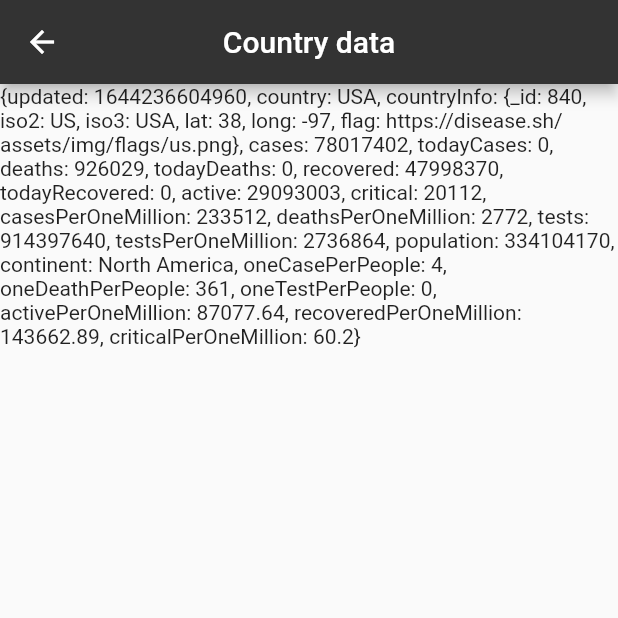
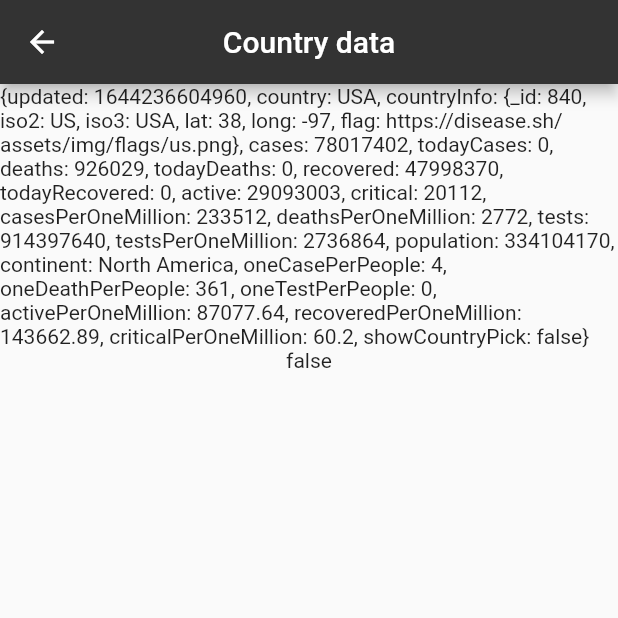
Before and after one commit to rajathirumal/covid19, a Flutter app: the screen it shows after launch, after a tap on "USA", on a phone screen of 412 x 824 dp, the top half of it. Run offline on Flutter 3.47's test engine with Material 2 defaults, Android fonts, the phone set to English and light mode, and no system bars; network calls fail.

Commit message:
when to show country pic fields

```diff
--- a/lib/drawer.dart
+++ b/lib/drawer.dart
@@ -1,3 +1,4 @@
+import 'package:covid19/pages/country.dart';
 import 'package:flutter/material.dart';
 
 class CovidAppDrawer extends StatelessWidget {
@@ -25,6 +26,11 @@ class CovidAppDrawer extends StatelessWidget {
                   // ),
                   //
                   // Callin buildMenuItem() should be above this comment
+                  buildMenuItem(
+                    menutext: "COUNTRY",
+                    menuicon: Icons.stream_outlined,
+                    Onmenuitemclick: () => selectedItem(context, 1),
+                  ),
 
                   const SizedBox(height: 16),
                 ],
@@ -39,6 +45,7 @@ class CovidAppDrawer extends StatelessWidget {
   Widget buildMenuItem({
     required String menutext,
     required IconData menuicon,
+    required VoidCallback? Onmenuitemclick,
   }) {
     const color = Colors.white;
     const menuHoverColor = Colors.white70;
@@ -52,7 +59,20 @@ class CovidAppDrawer extends StatelessWidget {
         menutext,
         style: const TextStyle(color: color),
       ),
+      onTap: Onmenuitemclick,
       hoverColor: menuHoverColor,
     );
   }
+
+  void selectedItem(BuildContext context, int itemIndex) {
+    Map<String, dynamic> ownContext = {"showCountryPick": true};
+    Navigator.of(context).pop();
+    switch (itemIndex) {
+      case 1:
+        Navigator.of(context).push(MaterialPageRoute(
+            builder: (context) => Country(countryData: ownContext)));
+        break;
+      default:
+    }
+  }
 }
--- a/lib/pages/country.dart
+++ b/lib/pages/country.dart
@@ -8,16 +8,25 @@ class Country extends StatefulWidget {
   _CountryState createState() => _CountryState(countryData);
 }
 
+/// Based on the data(bool) in countryData["showCountryPick"], decide wether to show country picking option
 class _CountryState extends State<Country> {
   Map<String, dynamic> countryData;
   _CountryState(this.countryData);
+
   @override
   Widget build(BuildContext context) {
     return Scaffold(
       appBar: AppBar(
         title: const Text("Country data"),
       ),
-      body: Text(countryData.toString()),
+      body: Column(
+        children: [
+          Text(countryData.toString()),
+          Text(
+            countryData["showCountryPick"].toString(),
+          )
+        ],
+      ),
     );
   }
 }
--- a/lib/pages/home.dart
+++ b/lib/pages/home.dart
@@ -307,12 +307,13 @@ class _HomePageState extends State<HomePage> {
         trailing: GestureDetector(
           onTap: () {
             //call Country(countryData[index])
+            countryData[index]["showCountryPick"] = false;
             Navigator.of(context).push(
               MaterialPageRoute(
                 builder: (context) => Country(countryData: countryData[index]),
               ),
             );
-            print(countryData[index]);
+            // print(countryData[index]["from"] = 'home.dart');
           },
           child: Column(
             children: [
```
